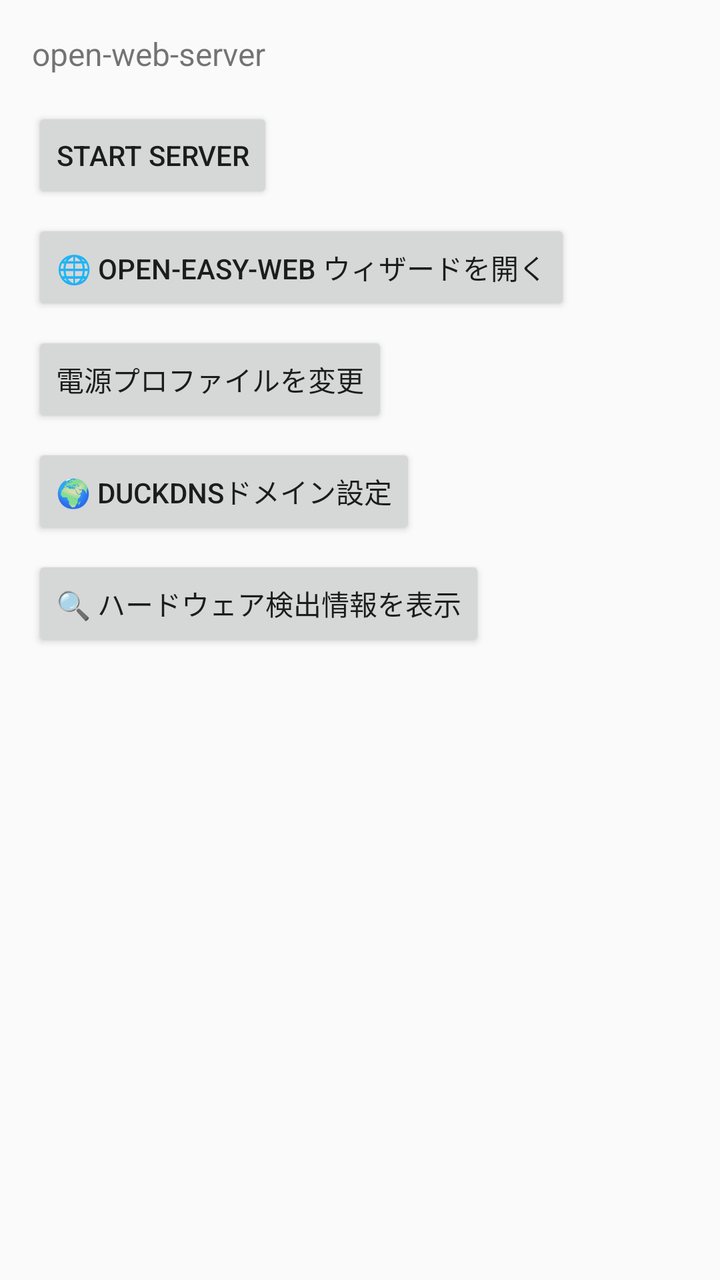
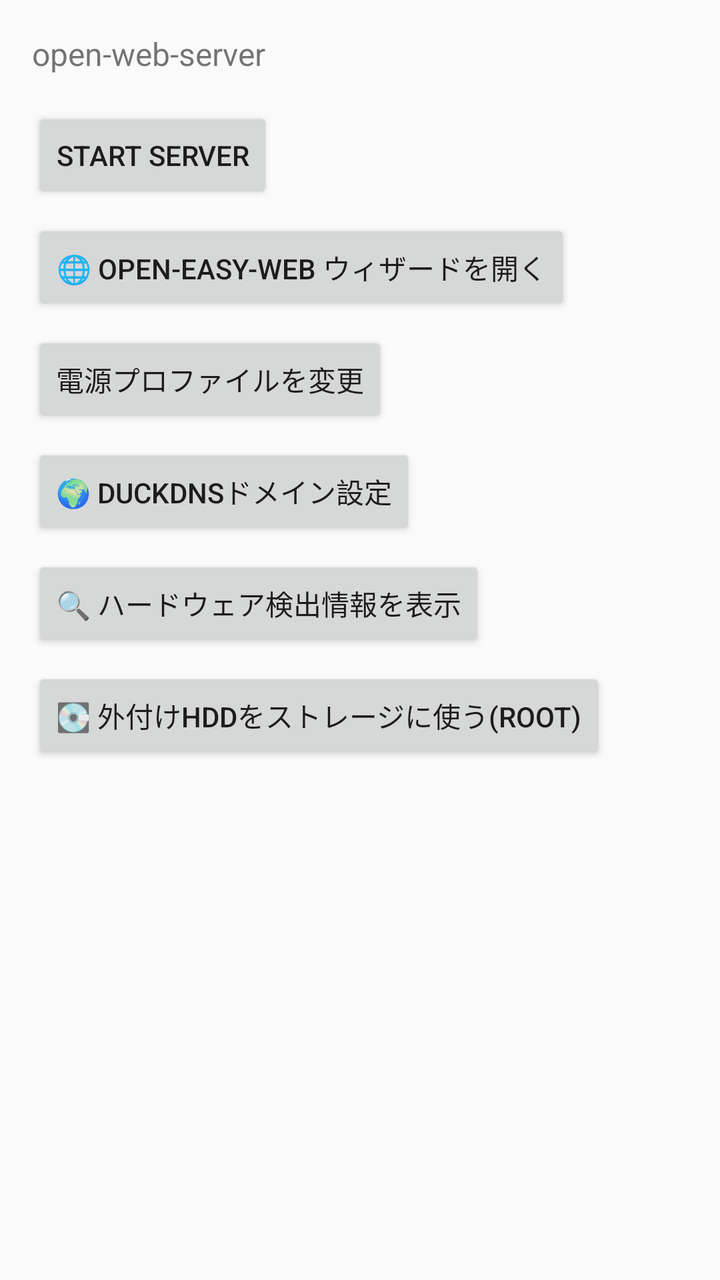

Screens rendered from an Android XML layout before and after an edit, with the pre-edit source and the edit as a unified diff.
<!-- AndroidManifest.xml: application theme Theme.OpenWebServer -->
<!-- res/layout/activity_main.xml -->
<?xml version="1.0" encoding="utf-8"?>
<LinearLayout xmlns:android="http://schemas.android.com/apk/res/android"
    android:layout_width="match_parent"
    android:layout_height="match_parent"
    android:orientation="vertical"
    android:padding="16dp">

    <TextView
        android:id="@+id/statusText"
        android:layout_width="match_parent"
        android:layout_height="wrap_content"
        android:text="@string/app_name"
        android:textSize="16sp" />

    <Button
        android:id="@+id/startButton"
        android:layout_width="wrap_content"
        android:layout_height="wrap_content"
        android:layout_marginTop="16dp"
        android:text="Start server" />

    
    <Button
        android:id="@+id/openEasyWebButton"
        android:layout_width="wrap_content"
        android:layout_height="wrap_content"
        android:layout_marginTop="8dp"
        android:text="@string/open_easy_web_button" />

    <Button
        android:id="@+id/changeProfileButton"
        android:layout_width="wrap_content"
        android:layout_height="wrap_content"
        android:layout_marginTop="8dp"
        android:text="@string/change_profile_button" />

    
    <Button
        android:id="@+id/ddnsSetupButton"
        android:layout_width="wrap_content"
        android:layout_height="wrap_content"
        android:layout_marginTop="8dp"
        android:text="@string/ddns_setup_button" />

    
    <Button
        android:id="@+id/hardwareInfoButton"
        android:layout_width="wrap_content"
        android:layout_height="wrap_content"
        android:layout_marginTop="8dp"
        android:text="@string/hardware_info_button" />

    <ScrollView
        android:layout_width="match_parent"
        android:layout_height="0dp"
        android:layout_weight="1"
        android:layout_marginTop="16dp">

        <TextView
            android:id="@+id/logText"
            android:layout_width="match_parent"
            android:layout_height="wrap_content"
            android:fontFamily="monospace"
            android:textIsSelectable="true"
            android:textSize="11sp" />
    </ScrollView>

</LinearLayout>
<!-- resources referenced by this layout -->
<resources>
  <string name="app_name">open-web-server</string>
  <string name="change_profile_button">電源プロファイルを変更</string>
  <string name="ddns_setup_button">🌍 DuckDNSドメイン設定</string>
  <string name="hardware_info_button">🔍 ハードウェア検出情報を表示</string>
  <string name="open_easy_web_button">🌐 open-easy-web ウィザードを開く</string>
  <style name="Theme.OpenWebServer" parent="Theme.AppCompat.DayNight.NoActionBar" />
</resources>

<!-- the commit's change to res/layout/activity_main.xml (unified diff, before → after) -->
@@ -50,6 +50,14 @@
         android:layout_marginTop="8dp"
         android:text="@string/hardware_info_button" />
 
+    
+    <Button
+        android:id="@+id/externalStorageButton"
+        android:layout_width="wrap_content"
+        android:layout_height="wrap_content"
+        android:layout_marginTop="8dp"
+        android:text="@string/external_storage_button" />
+
     <ScrollView
         android:layout_width="match_parent"
         android:layout_height="0dp"
<!-- resource entries referenced after the edit -->
@@ -3,6 +3,7 @@
   <string name="app_name">open-web-server</string>
   <string name="change_profile_button">電源プロファイルを変更</string>
   <string name="ddns_setup_button">🌍 DuckDNSドメイン設定</string>
+  <string name="external_storage_button">💽 外付けHDDをストレージに使う(root)</string>
   <string name="hardware_info_button">🔍 ハードウェア検出情報を表示</string>
   <string name="open_easy_web_button">🌐 open-easy-web ウィザードを開く</string>
   <style name="Theme.OpenWebServer" parent="Theme.AppCompat.DayNight.NoActionBar" />
